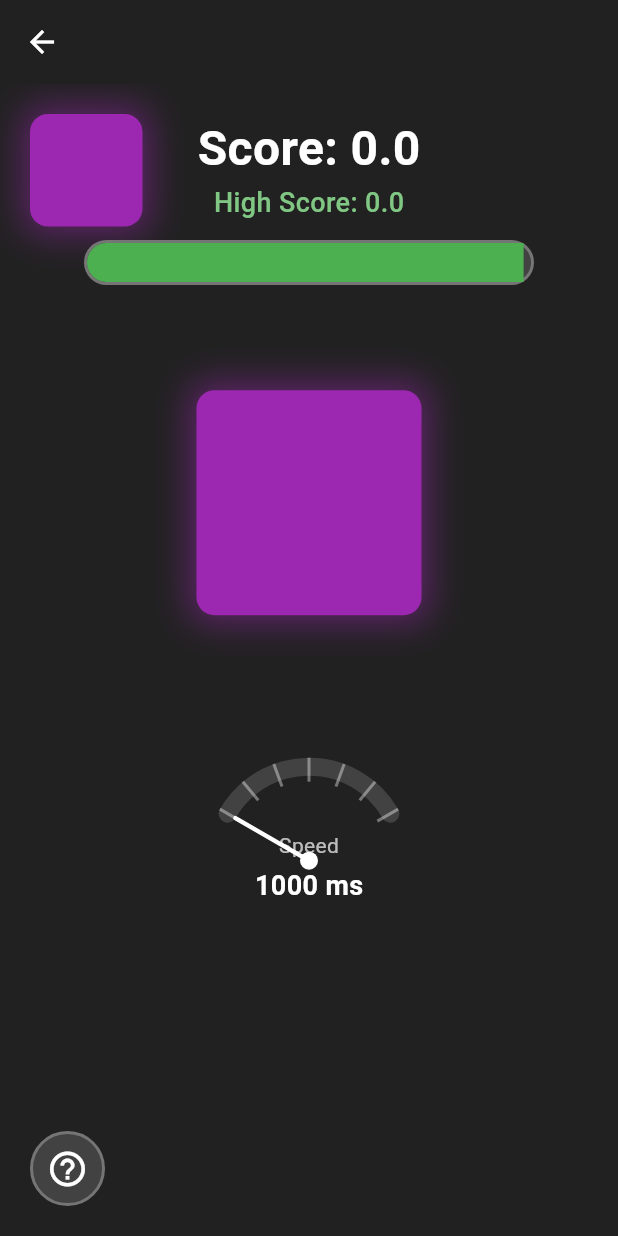
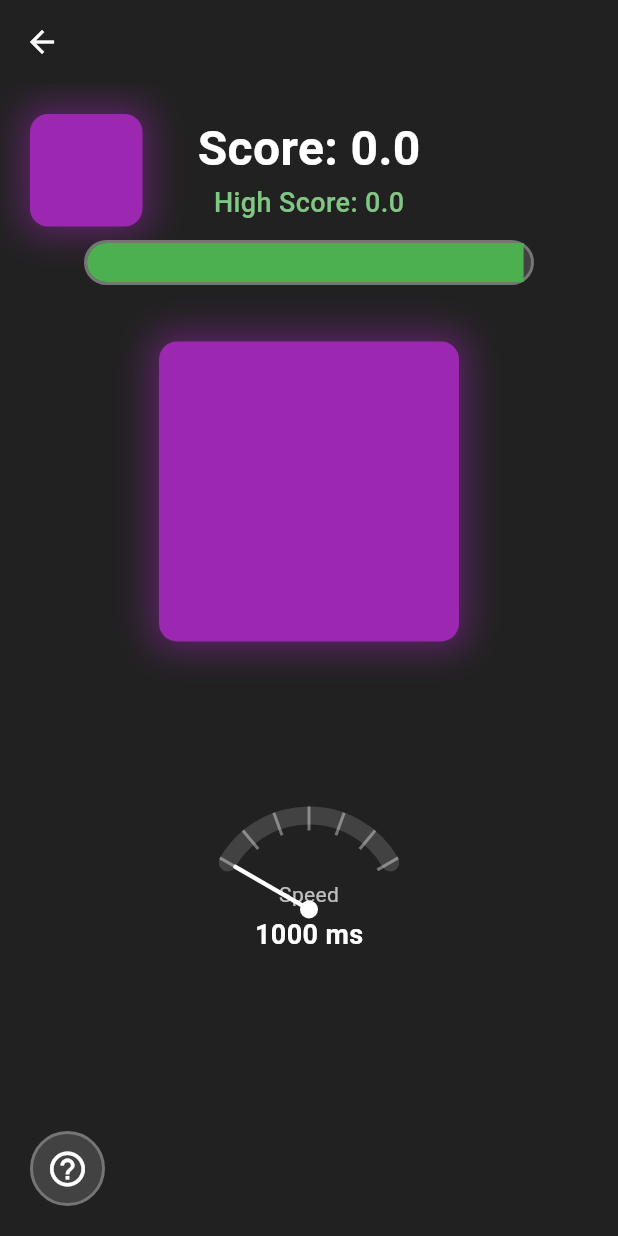
Before and after one commit to EvalVis/cats-instinct, a Flutter app: the screen it shows after launch, after a tap on "Color Match", on a phone screen of 412 x 824 dp. Run offline on Flutter 3.47's test engine with Material 3 defaults, Android fonts, the phone set to English and light mode, and no system bars; our stand-ins replace shared_preferences.

Commit message:
Revert "Add media query"
This reverts commit ac81011974a0d08df9d351a3568c578201fd52ae.

```diff
--- a/lib/color_match_game.dart
+++ b/lib/color_match_game.dart
@@ -534,43 +534,20 @@ class _ColorMatchGameState extends State<ColorMatchGame> {
               ),
             ),
             Center(
-              child: LayoutBuilder(
-                builder: (context, constraints) {
-                  final mediaQuery = MediaQuery.of(context);
-                  final screenHeight = mediaQuery.size.height;
-                  final screenWidth = mediaQuery.size.width;
-
-                  final availableHeight = screenHeight -
-                      (mediaQuery.padding.top +
-                       mediaQuery.padding.bottom +
-                       100);
-
-                  final centerSquareSize = min(
-                    screenWidth * 0.35,
-                    availableHeight * 0.3,
-                  ).clamp(150.0, 250.0);
-
-                  final spacing = max(
-                    centerSquareSize * 0.3,
-                    screenHeight * 0.05,
-                  ).clamp(40.0, 80.0);
-
-                  return Column(
+              child: Column(
                 mainAxisAlignment: MainAxisAlignment.center,
                 children: [
                   GestureDetector(
                     onTap: _onCenterSquareTap,
-                        child: _buildColorSquare(_centerColor, centerSquareSize),
+                    child: _buildColorSquare(_centerColor, 200),
                   ),
-                      SizedBox(height: spacing),
+                  const SizedBox(height: 60),
                   SpeedMeter(
                     currentDelay: _colorSwitchDelay,
                     maxDelay: widget.sandbox ? 3000.0 : 1000.0,
                     minDelay: 100.0,
                   ),
                 ],
-                  );
-                },
               ),
             ),
           ],
```
Lines whose indentation alone changed are shown as unchanged.
